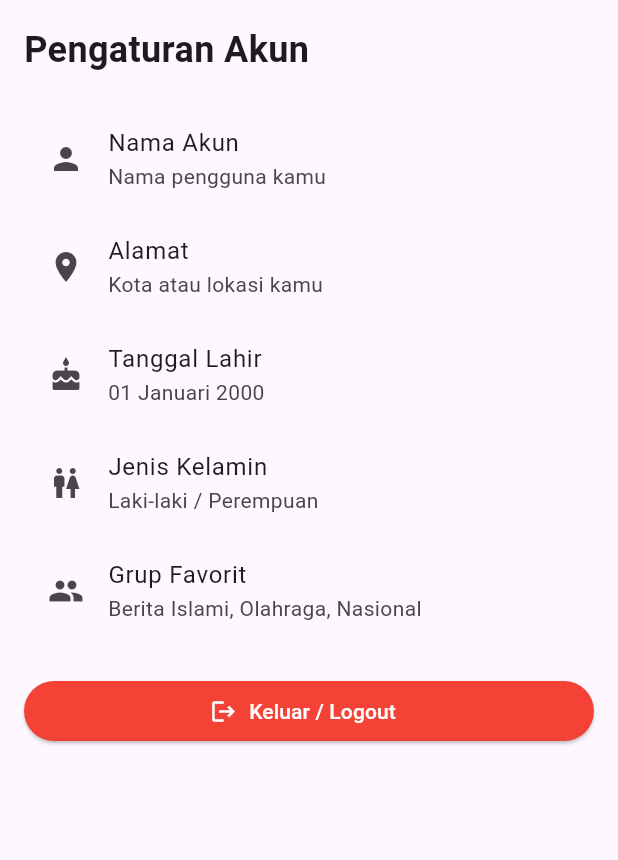
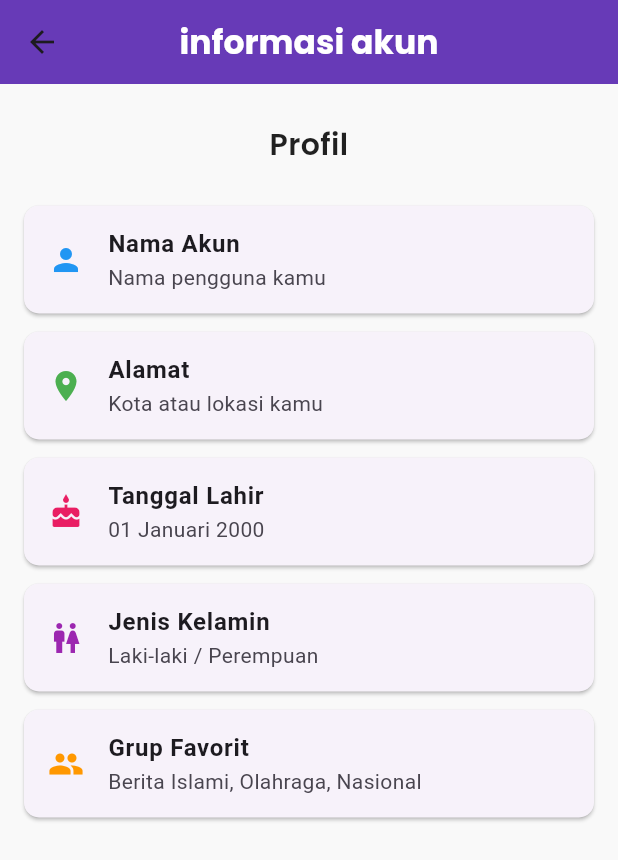
Before and after one commit to jalalganteng0288/apkberita, a Flutter app: the ProfilePage screen opened directly, on a phone screen of 412 x 824 dp. Shown: the top 860 px of the screen. Run offline on Flutter 3.47's test engine with Material 3 defaults, Android fonts, the phone set to English and light mode, and no system bars; our stand-ins replace google_fonts, shared_preferences; accounts and stored records are empty; network calls fail.

Commit message:
First commit

```diff
--- a/lib/config/api_config.dart
+++ b/lib/config/api_config.dart
@@ -1,6 +1,7 @@
 import '../utils/constants.dart';
 
 class ApiConfig {
+  static const String apiKey = '5f2e2075ea66445d83772eebff604c9e';
   static String baseURL = baseUrl;  // pakai baseURL beda dengan baseUrl dari constants
   static String apiKEY = apiKey;
 
--- a/lib/pages/profile_page.dart
+++ b/lib/pages/profile_page.dart
@@ -1,67 +1,68 @@
 import 'package:flutter/material.dart';
-import 'package:shared_preferences/shared_preferences.dart';
-import 'login_page.dart';
+import 'package:google_fonts/google_fonts.dart';
 
-class ProfilePage extends StatelessWidget {
+class ProfilePage extends StatefulWidget {
   const ProfilePage({super.key});
 
-  Future<void> _logout(BuildContext context) async {
-    final prefs = await SharedPreferences.getInstance();
-    await prefs.clear();
-    Navigator.pushReplacement(
-      context,
-      MaterialPageRoute(builder: (_) => const LoginPage()),
+  @override
+  State<ProfilePage> createState() => _ProfilePageState();
+}
+
+class _ProfilePageState extends State<ProfilePage> {
+  Widget buildInfoTile(IconData icon, String title, String subtitle, Color iconColor) {
+    return Card(
+      margin: const EdgeInsets.symmetric(vertical: 6),
+      shape: RoundedRectangleBorder(borderRadius: BorderRadius.circular(10)),
+      child: ListTile(
+        leading: Icon(icon, color: iconColor),
+        title: Text(title, style: const TextStyle(fontWeight: FontWeight.w600)),
+        subtitle: Text(subtitle),
+      ),
     );
   }
 
   @override
   Widget build(BuildContext context) {
-    return ListView(
-      padding: const EdgeInsets.all(16),
-      children: [
-        const Text(
-          'Pengaturan Akun',
-          style: TextStyle(fontSize: 24, fontWeight: FontWeight.bold),
-        ),
-        const SizedBox(height: 20),
-
-        const ListTile(
-          leading: Icon(Icons.person),
-          title: Text('Nama Akun'),
-          subtitle: Text('Nama pengguna kamu'),
-        ),
-        const ListTile(
-          leading: Icon(Icons.location_on),
-          title: Text('Alamat'),
-          subtitle: Text('Kota atau lokasi kamu'),
-        ),
-        const ListTile(
-          leading: Icon(Icons.cake),
-          title: Text('Tanggal Lahir'),
-          subtitle: Text('01 Januari 2000'),
-        ),
-        const ListTile(
-          leading: Icon(Icons.wc),
-          title: Text('Jenis Kelamin'),
-          subtitle: Text('Laki-laki / Perempuan'),
-        ),
-        const ListTile(
-          leading: Icon(Icons.group),
-          title: Text('Grup Favorit'),
-          subtitle: Text('Berita Islami, Olahraga, Nasional'),
-        ),
-
-        const SizedBox(height: 20),
-        ElevatedButton.icon(
-          onPressed: () => _logout(context),
-          icon: const Icon(Icons.logout),
-          label: const Text('Keluar / Logout'),
-          style: ElevatedButton.styleFrom(
-            backgroundColor: Colors.red,
-            foregroundColor: Colors.white,
+    return Scaffold(
+      backgroundColor: const Color(0xFFF9F9F9),
+      appBar: AppBar(
+        backgroundColor: Colors.deepPurple,
+        centerTitle: true,
+        title: Text(
+          'informasi akun',
+          style: GoogleFonts.poppins(
+            fontSize: 22,
+            fontWeight: FontWeight.bold,
+            color: Colors.white,
           ),
         ),
-      ],
+        elevation: 0,
+      ),
+      body: ListView(
+        padding: const EdgeInsets.all(16),
+        children: [
+          const SizedBox(height: 10),
+          Text(
+            'Profil',
+            style: GoogleFonts.poppins(
+              fontSize: 20,
+              fontWeight: FontWeight.w600,
+              color: Colors.black87,
+            ),
+            textAlign: TextAlign.center,
+          ),
+          const SizedBox(height: 20),
+
+          // Info pengguna
+          buildInfoTile(Icons.person, 'Nama Akun', 'Nama pengguna kamu', Colors.blue),
+          buildInfoTile(Icons.location_on, 'Alamat', 'Kota atau lokasi kamu', Colors.green),
+          buildInfoTile(Icons.cake, 'Tanggal Lahir', '01 Januari 2000', Colors.pink),
+          buildInfoTile(Icons.wc, 'Jenis Kelamin', 'Laki-laki / Perempuan', Colors.purple),
+          buildInfoTile(Icons.group, 'Grup Favorit', 'Berita Islami, Olahraga, Nasional', Colors.orange),
+
+          const SizedBox(height: 30),
+        ],
+      ),
     );
   }
 }
--- a/pubspec.yaml
+++ b/pubspec.yaml
@@ -38,6 +38,7 @@ dependencies:
   http: ^1.4.0
   url_launcher: ^6.3.1
   shared_preferences: ^2.5.3
+  google_fonts: ^6.2.1
 
 dev_dependencies:
   flutter_test:
```
Also changed, not shown: lib/models/news_model.dart (+5 -6 lines), lib/pages/home_page.dart (+119 -88 lines), lib/pages/login_page.dart (+52 -9 lines), lib/services/news_service.dart (+7 -1 lines), pubspec.lock, 1 other file.
